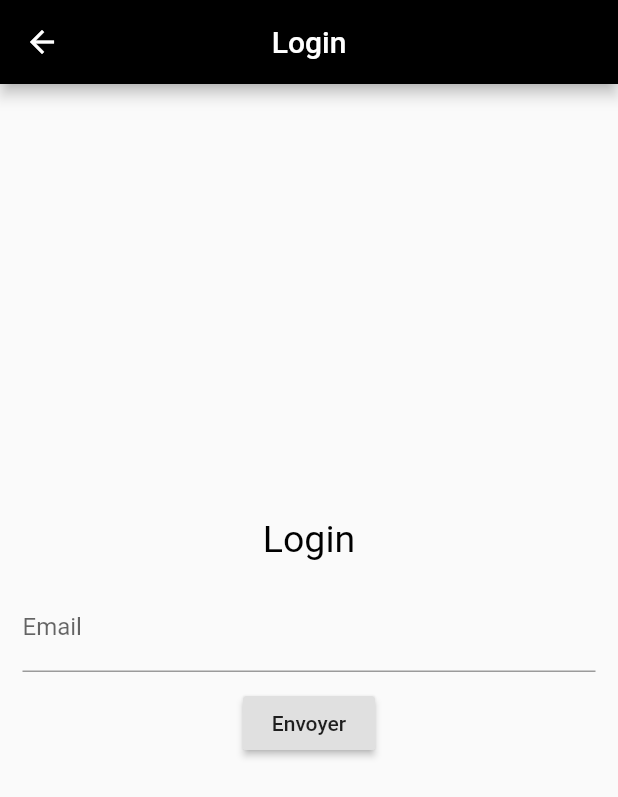
After one commit to joresv/flutter_firebase, a Flutter app: the screen it shows after launch, after a tap on "Mot de passe oublié", on a phone screen of 412 x 824 dp. The commit adds this screen. Shown: the top 797 px of the screen. Run offline on Flutter 3.47's test engine with Material 2 defaults, Android fonts, the phone set to English and light mode, and no system bars; our stand-ins replace cached_network_image, carousel_slider, cloud_firestore, firebase_auth, firebase_core, firebase_storage and 5 more; missing offline and left inert: floating_action_bubble; accounts and stored records are empty.

Commit message:
reset password

```diff
--- /dev/null
+++ b/lib/screens/car_screen/reste_page.dart
@@ -0,0 +1,67 @@
+import 'package:firebase_app/services/auth.dart';
+import 'package:firebase_app/utils/constant.dart';
+import 'package:firebase_app/utils/loading.dart';
+import 'package:flutter/material.dart';
+
+class ResetPassword extends StatefulWidget {
+  @override
+  _ResetPasswordState createState() => _ResetPasswordState();
+}
+
+class _ResetPasswordState extends State<ResetPassword> {
+  AuthServices auth = AuthServices();
+  String email, msg = "";
+  final keys = GlobalKey<FormState>();
+  @override
+  Widget build(BuildContext context) {
+    return Scaffold(
+      appBar: AppBar(
+        title: Text("Login"),
+        centerTitle: true,
+      ),
+      body: Center(
+          child: SingleChildScrollView(
+        child: Container(
+          padding: EdgeInsets.all(15),
+          child: Form(
+            key: keys,
+            child: Column(
+              children: [
+                Text("Login", style: style),
+                SizedBox(
+                  height: 15,
+                ),
+                TextFormField(
+                  keyboardType: TextInputType.emailAddress,
+                  onChanged: (e) => email = e,
+                  validator: (e) => e.isEmpty ? "Champ vide" : null,
+                  decoration: InputDecoration(
+                      hintText: "Entrer votre email", labelText: "Email"),
+                ),
+                SizedBox(
+                  height: 10,
+                ),
+                RaisedButton(
+                  onPressed: () async {
+                    if (keys.currentState.validate()) {
+                      loading(context);
+                      bool send = await auth.resetpassword(email);
+                      if (send) {
+                        msg =
+                            "Accéder à votre email pour reinitialiser votre mot de passe";
+                        Navigator.of(context).pop();
+                        setState(() {});
+                      }
+                    }
+                  },
+                  child: Text("Envoyer"),
+                ),
+                Text(msg, style: style.copyWith(color: Colors.green))
+              ],
+            ),
+          ),
+        ),
+      )),
+    );
+  }
+}
--- a/lib/screens/login.dart
+++ b/lib/screens/login.dart
@@ -1,3 +1,4 @@
+import 'package:firebase_app/screens/car_screen/reste_page.dart';
 import 'package:firebase_app/screens/register.dart';
 import 'package:firebase_app/services/auth.dart';
 import 'package:firebase_app/utils/constant.dart';
@@ -54,6 +55,14 @@ class _LoginPageState extends State<LoginPage> {
                 ),
                 SizedBox(
                   height: 10,
+                ),
+                FlatButton(
+                  child: Text("Mot de passe oublié",
+                      style: TextStyle(color: Colors.lightBlue)),
+                  onPressed: () {
+                    Navigator.of(context).push(
+                        MaterialPageRoute(builder: (ctx) => ResetPassword()));
+                  },
                 ),
                 RaisedButton(
                   onPressed: () async {
--- a/lib/services/auth.dart
+++ b/lib/services/auth.dart
@@ -49,6 +49,15 @@ class AuthServices {
     }
   }
 
+  Future<bool> resetpassword(String email) async {
+    try {
+      await auth.sendPasswordResetEmail(email: email);
+      return true;
+    } catch (e) {
+      return false;
+    }
+  }
+
   Future<bool> googleSignIn() async {
     try {
       GoogleSignInAccount googleUser = await googlesignIn.signIn();
```
